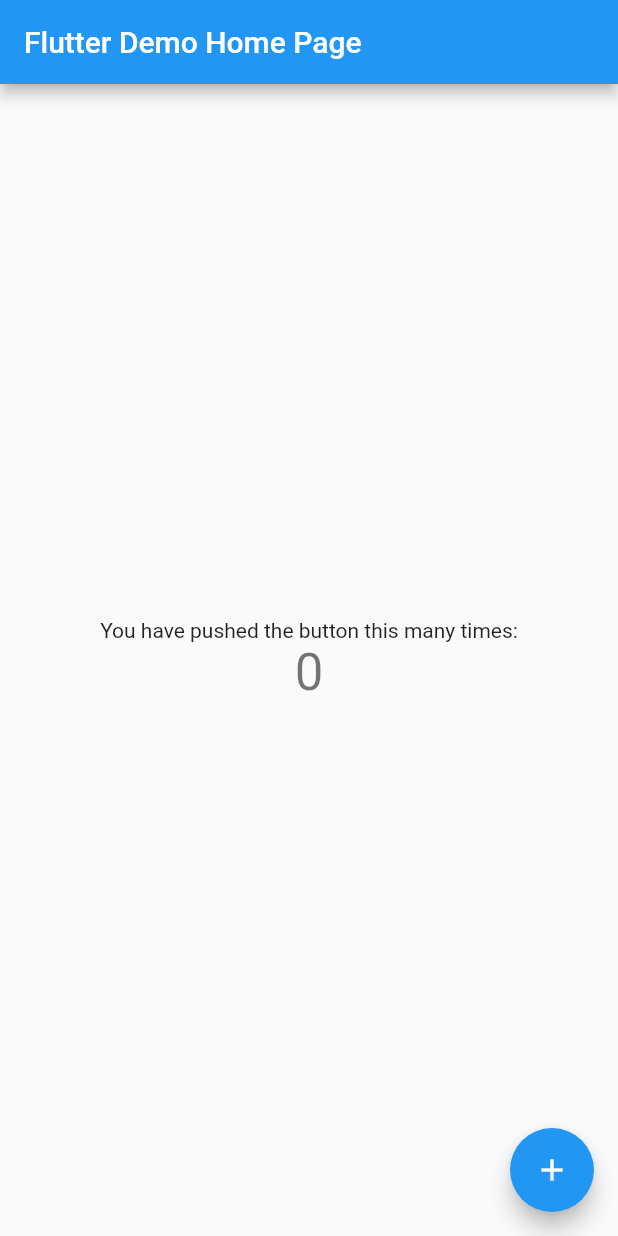
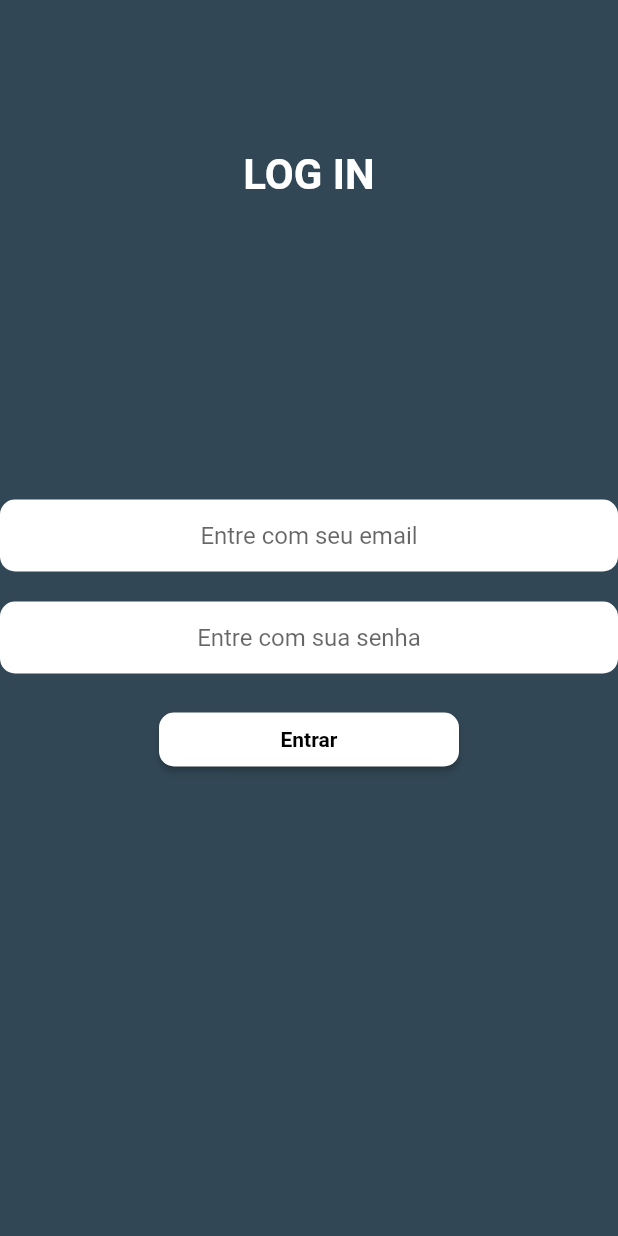
Before and after one commit to iaghoCristian/HelpaEu, a Flutter app: the screen it shows after launch, on a phone screen of 412 x 824 dp. Run offline on Flutter 3.47's test engine with Material 2 defaults, Android fonts, the light colour scheme and no system bars; our stand-ins replace firebase_auth; accounts and stored records are empty.

Commit message:
finalizando o login

```diff
--- /dev/null
+++ b/lib/auth/auth.dart
@@ -0,0 +1,53 @@
+import 'dart:async';
+import 'package:firebase_auth/firebase_auth.dart';
+
+abstract class BaseAuth {
+  Future<String> signIn(String email, String password);
+
+  Future<String> signUp(String email, String password);
+
+  Future<FirebaseUser> getCurrentUser();
+
+  Future<void> sendEmailVerification();
+
+  Future<void> signOut();
+
+  Future<bool> isEmailVerified();
+}
+
+class Auth implements BaseAuth {
+  final FirebaseAuth _firebaseAuth = FirebaseAuth.instance;
+
+  Future<String> signIn(String email, String password) async {
+    AuthResult result = await _firebaseAuth.signInWithEmailAndPassword(
+        email: email, password: password);
+    FirebaseUser user = result.user;
+    return user.uid;
+  }
+
+  Future<String> signUp(String email, String password) async {
+    AuthResult result = await _firebaseAuth.createUserWithEmailAndPassword(
+        email: email, password: password);
+    FirebaseUser user = result.user;
+    return user.uid;
+  }
+
+  Future<FirebaseUser> getCurrentUser() async {
+    FirebaseUser user = await _firebaseAuth.currentUser();
+    return user;
+  }
+
+  Future<void> signOut() async {
+    return _firebaseAuth.signOut();
+  }
+
+  Future<void> sendEmailVerification() async {
+    FirebaseUser user = await _firebaseAuth.currentUser();
+    user.sendEmailVerification();
+  }
+
+  Future<bool> isEmailVerified() async {
+    FirebaseUser user = await _firebaseAuth.currentUser();
+    return user.isEmailVerified;
+  }
+}
--- /dev/null
+++ b/lib/auth/baseAuth.dart
@@ -0,0 +1,16 @@
+import 'dart:async';
+import 'package:firebase_auth/firebase_auth.dart';
+
+abstract class BaseAuth {
+  Future<String> signIn(String email, String password);
+
+  Future<String> signUp(String email, String password);
+
+  Future<FirebaseUser> getCurrentUser();
+
+  Future<void> sendEmailVerification();
+
+  Future<void> signOut();
+
+  Future<bool> isEmailVerified();
+}
--- a/lib/main.dart
+++ b/lib/main.dart
@@ -1,3 +1,4 @@
+import 'package:HelpaEu/pages/splash.dart';
 import 'package:flutter/material.dart';
 
 void main() {
@@ -10,6 +11,7 @@
   Widget build(BuildContext context) {
     return MaterialApp(
       title: 'Flutter Demo',
+      debugShowCheckedModeBanner: false,
       theme: ThemeData(
         // This is the theme of your application.
         //
@@ -26,7 +28,7 @@
         // closer together (more dense) than on mobile platforms.
         visualDensity: VisualDensity.adaptivePlatformDensity,
       ),
-      home: MyHomePage(title: 'Flutter Demo Home Page'),
+      home: Splash(),
     );
   }
 }
--- /dev/null
+++ b/lib/pages/login.dart
@@ -0,0 +1,100 @@
+import 'package:HelpaEu/auth/auth.dart';
+import 'package:HelpaEu/main.dart';
+import 'package:HelpaEu/resources/color.dart';
+import 'package:firebase_auth/firebase_auth.dart';
+import 'package:flutter/material.dart';
+
+class Login extends StatefulWidget {
+  Login({Key key}) : super(key: key);
+
+  @override
+  _LoginState createState() => _LoginState();
+}
+
+class _LoginState extends State<Login> {
+  final email = TextEditingController();
+  final senha = TextEditingController();
+
+  @override
+  Widget build(BuildContext context) {
+    void authLogin() async {
+      await Auth().signIn(email.text.trim(), senha.text);
+      FirebaseUser user = await Auth().getCurrentUser();
+      if (user != null) {
+        Navigator.pushReplacement(
+            context,
+            MaterialPageRoute(
+                builder: (context) => MyHomePage(title: "HelpaEu")));
+      }
+    }
+
+    return Scaffold(
+      backgroundColor: grayColor,
+      body: SingleChildScrollView(
+        child: Center(
+          child: Container(
+            child: Column(
+              children: [
+                Container(
+                    margin: EdgeInsets.only(top: 100),
+                    child: Text(
+                      "LOG IN",
+                      style: TextStyle(
+                          fontWeight: FontWeight.bold,
+                          color: Colors.white,
+                          fontSize: 28),
+                    )),
+                Container(
+                  margin: EdgeInsets.only(top: 200),
+                  decoration: BoxDecoration(
+                      borderRadius: BorderRadius.circular(10),
+                      color: Colors.white),
+                  child: TextField(
+                    controller: email,
+                    decoration: InputDecoration(
+                        border: InputBorder.none,
+                        hintText: "Entre com seu email"),
+                    textAlign: TextAlign.center,
+                  ),
+                ),
+                Container(
+                  margin: EdgeInsets.only(
+                    top: 20,
+                  ),
+                  decoration: BoxDecoration(
+                      borderRadius: BorderRadius.circular(10),
+                      color: Colors.white),
+                  child: Center(
+                    child: TextField(
+                      controller: senha,
+                      obscureText: true,
+                      decoration: InputDecoration(
+                          border: InputBorder.none,
+                          hintText: "Entre com sua senha"),
+                      textAlign: TextAlign.center,
+                    ),
+                  ),
+                ),
+                Container(
+                  margin: EdgeInsets.only(top: 20),
+                  width: 200,
+                  child: RaisedButton(
+                    shape: RoundedRectangleBorder(
+                        borderRadius: BorderRadius.circular(10)),
+                    color: Colors.white,
+                    onPressed: () {
+                      authLogin();
+                    },
+                    child: Text("Entrar",
+                        style: TextStyle(
+                            color: Colors.black, fontWeight: FontWeight.bold)),
+                  ),
+                ),
+              ],
+            ),
+          ),
+        ),
+      ),
+    );
+  }
+}
--- /dev/null
+++ b/lib/resources/color.dart
@@ -0,0 +1,3 @@
+import 'package:flutter/cupertino.dart';
+
+Color grayColor = Color(0xff324755);
--- a/pubspec.yaml
+++ b/pubspec.yaml
@@ -23,6 +23,7 @@
 dependencies:
   flutter:
     sdk: flutter
+  firebase_auth: ^0.14.0+5
 
 
   # The following adds the Cupertino Icons font to your application.
```
Also changed, not shown: lib/pages/splash.dart (added, +36 -0 lines), pubspec.lock, 3 other files.
